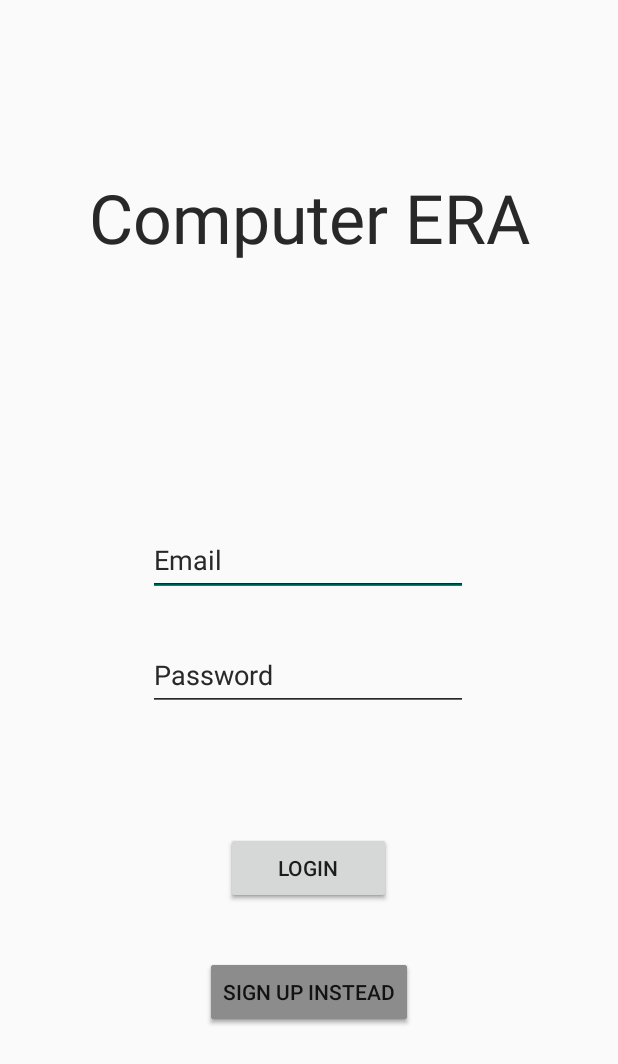
After one commit to nguyenthegiang/PRM392_Project_ShopOnline, an Android app: the layout activity_login.xml on its own in the app's theme, with its tools: preview values and no code run, on a phone screen of 412 x 824 dp. The commit adds this screen. Shown: the top 1064 px of the screen. Run offline under Robolectric (Android 15) with nearby library versions, the phone set to English and light mode, and no system bars.

Commit message:
Change Login to LoginActivity

```diff
--- a/app/src/main/AndroidManifest.xml
+++ b/app/src/main/AndroidManifest.xml
@@ -10,11 +10,7 @@
         android:supportsRtl="true"
         android:theme="@style/Theme.PRM392_Project">
         <activity
-            android:name=".SignUpActivity"
-            android:exported="true">
-        </activity>
-        <activity
-            android:name=".MainActivity"
+            android:name=".LoginActivity"
             android:exported="true">
             <intent-filter>
                 <action android:name="android.intent.action.MAIN" />
@@ -22,6 +18,13 @@
                 <category android:name="android.intent.category.LAUNCHER" />
             </intent-filter>
         </activity>
+        <activity
+            android:name=".SignUpActivity"
+            android:exported="true"></activity>
+        <activity
+            android:name=".MainActivity"
+            android:exported="true">
+        </activity>
     </application>
 
 </manifest>
--- /dev/null
+++ b/app/src/main/java/com/example/prm392_project/LoginActivity.java
@@ -0,0 +1,32 @@
+package com.example.prm392_project;
+
+import androidx.appcompat.app.AppCompatActivity;
+
+import android.content.Intent;
+import android.os.Bundle;
+import android.view.View;
+import android.widget.EditText;
+
+public class LoginActivity extends AppCompatActivity {
+    EditText editTextEmail;
+    EditText editTextPassword;
+
+    @Override
+    protected void onCreate(Bundle savedInstanceState) {
+        super.onCreate(savedInstanceState);
+        setContentView(R.layout.activity_login);
+
+        editTextEmail = findViewById(R.id.editTextEmail);
+        editTextPassword = findViewById(R.id.editTextPassword);
+    }
+
+    public void btnLoginClick(View view) {
+
+    }
+
+    public void btnSignUpInsteadClick(View view) {
+        //Change to SignUpActivity
+        Intent intent = new Intent(this, SignUpActivity.class);
+        startActivity(intent);
+    }
+}
--- a/app/src/main/java/com/example/prm392_project/SignUpActivity.java
+++ b/app/src/main/java/com/example/prm392_project/SignUpActivity.java
@@ -60,7 +60,7 @@ public class SignUpActivity extends AppCompatActivity {
                     if (task.isSuccessful()) {
                         //success: notify & go to Login Activity
                         Toast.makeText(SignUpActivity.this, "User registered", Toast.LENGTH_SHORT).show();
-                        Intent i = new Intent(SignUpActivity.this, MainActivity.class);
+                        Intent i = new Intent(SignUpActivity.this, LoginActivity.class);
                         startActivity(i);
                         //close this activity
                         finish();
@@ -75,7 +75,7 @@ public class SignUpActivity extends AppCompatActivity {
 
     public void btnLoginInsteadClick(View view) {
         //Change to MainActivity (Login)
-        Intent intent = new Intent(this, MainActivity.class);
+        Intent intent = new Intent(this, LoginActivity.class);
         startActivity(intent);
     }
 }
--- /dev/null
+++ b/app/src/main/res/layout/activity_login.xml
@@ -0,0 +1,154 @@
+<?xml version="1.0" encoding="utf-8"?>
+<androidx.constraintlayout.widget.ConstraintLayout xmlns:android="http://schemas.android.com/apk/res/android"
+    xmlns:app="http://schemas.android.com/apk/res-auto"
+    xmlns:tools="http://schemas.android.com/tools"
+    android:layout_width="match_parent"
+    android:layout_height="match_parent"
+    tools:context=".LoginActivity">
+
+    <androidx.constraintlayout.widget.ConstraintLayout
+        android:layout_width="match_parent"
+        android:layout_height="match_parent"
+        tools:context=".MainActivity">
+
+        <TextView
+            android:layout_width="wrap_content"
+            android:layout_height="wrap_content"
+            android:text="Computer ERA"
+            android:textAppearance="@style/TextAppearance.AppCompat.Display2"
+            app:layout_constraintBottom_toBottomOf="parent"
+            app:layout_constraintEnd_toEndOf="parent"
+            app:layout_constraintLeft_toLeftOf="parent"
+            app:layout_constraintRight_toRightOf="parent"
+            app:layout_constraintStart_toStartOf="parent"
+            app:layout_constraintTop_toTopOf="parent"
+            app:layout_constraintVertical_bias="0.15" />
+
+        <EditText
+            android:id="@+id/editTextEmail"
+            android:layout_width="wrap_content"
+            android:layout_height="wrap_content"
+            android:ems="10"
+            android:hint="Email"
+            android:inputType="textPersonName|textEmailSubject"
+            android:minHeight="48dp"
+            app:layout_constraintBottom_toBottomOf="parent"
+            app:layout_constraintEnd_toEndOf="parent"
+            app:layout_constraintHorizontal_bias="0.497"
+            app:layout_constraintStart_toStartOf="parent"
+            app:layout_constraintTop_toTopOf="parent"
+            app:layout_constraintVertical_bias="0.45" />
+
+        <EditText
+            android:id="@+id/editTextPassword"
+            android:layout_width="wrap_content"
+            android:layout_height="wrap_content"
+            android:ems="10"
+            android:hint="Password"
+            android:inputType="textPersonName|textPassword"
+            android:minHeight="48dp"
+            app:layout_constraintBottom_toBottomOf="parent"
+            app:layout_constraintEnd_toEndOf="parent"
+            app:layout_constraintHorizontal_bias="0.497"
+            app:layout_constraintStart_toStartOf="parent"
+            app:layout_constraintTop_toTopOf="parent"
+            app:layout_constraintVertical_bias="0.549" />
+
+        <Button
+            android:id="@+id/btnLogin"
+            android:layout_width="110dp"
+            android:layout_height="48dp"
+            android:onClick="btnLoginClick"
+            android:text="Login"
+            app:layout_constraintBottom_toBottomOf="parent"
+            app:layout_constraintEnd_toEndOf="parent"
+            app:layout_constraintHorizontal_bias="0.498"
+            app:layout_constraintStart_toStartOf="parent"
+            app:layout_constraintTop_toTopOf="parent"
+            app:layout_constraintVertical_bias="0.715" />
+
+        <Button
+            android:id="@+id/btnSignUp"
+            android:layout_width="wrap_content"
+            android:layout_height="wrap_content"
+            android:backgroundTint="#8C8C8C"
+            android:onClick="btnSignUpInsteadClick"
+            android:text="Sign up instead"
+            app:layout_constraintBottom_toBottomOf="parent"
+            app:layout_constraintEnd_toEndOf="parent"
+            app:layout_constraintStart_toStartOf="parent"
+            app:layout_constraintTop_toTopOf="parent"
+            app:layout_constraintVertical_bias="0.821" />
+
+    </androidx.constraintlayout.widget.ConstraintLayout>
+
+    <TextView
+        android:id="@+id/textView3"
+        android:layout_width="wrap_content"
+        android:layout_height="wrap_content"
+        android:text="Computer ERA"
+        android:textAppearance="@style/TextAppearance.AppCompat.Display2"
+        app:layout_constraintBottom_toBottomOf="parent"
+        app:layout_constraintEnd_toEndOf="parent"
+        app:layout_constraintLeft_toLeftOf="parent"
+        app:layout_constraintRight_toRightOf="parent"
+        app:layout_constraintStart_toStartOf="parent"
+        app:layout_constraintTop_toTopOf="parent"
+        app:layout_constraintVertical_bias="0.15" />
+
+    <EditText
+        android:id="@+id/editTextEmail"
+        android:layout_width="wrap_content"
+        android:layout_height="wrap_content"
+        android:ems="10"
+        android:hint="Email"
+        android:inputType="textPersonName|textEmailSubject"
+        android:minHeight="48dp"
+        app:layout_constraintBottom_toBottomOf="parent"
+        app:layout_constraintEnd_toEndOf="parent"
+        app:layout_constraintHorizontal_bias="0.497"
+        app:layout_constraintStart_toStartOf="parent"
+        app:layout_constraintTop_toTopOf="parent"
+        app:layout_constraintVertical_bias="0.45" />
+
+    <EditText
+        android:id="@+id/editTextPassword"
+        android:layout_width="wrap_content"
+        android:layout_height="wrap_content"
+        android:ems="10"
+        android:hint="Password"
+        android:inputType="textPersonName|textPassword"
+        android:minHeight="48dp"
+        app:layout_constraintBottom_toBottomOf="parent"
+        app:layout_constraintEnd_toEndOf="parent"
+        app:layout_constraintHorizontal_bias="0.497"
+        app:layout_constraintStart_toStartOf="parent"
+        app:layout_constraintTop_toTopOf="parent"
+        app:layout_constraintVertical_bias="0.549" />
+
+    <Button
+        android:id="@+id/btnLogin"
+        android:layout_width="110dp"
+        android:layout_height="48dp"
+        android:onClick="btnLoginClick"
+        android:text="Login"
+        app:layout_constraintBottom_toBottomOf="parent"
+        app:layout_constraintEnd_toEndOf="parent"
+        app:layout_constraintHorizontal_bias="0.498"
+        app:layout_constraintStart_toStartOf="parent"
+        app:layout_constraintTop_toTopOf="parent"
+        app:layout_constraintVertical_bias="0.715" />
+
+    <Button
+        android:id="@+id/btnSignUp"
+        android:layout_width="wrap_content"
+        android:layout_height="wrap_content"
+        android:backgroundTint="#8C8C8C"
+        android:onClick="btnSignUpInsteadClick"
+        android:text="Sign up instead"
+        app:layout_constraintBottom_toBottomOf="parent"
+        app:layout_constraintEnd_toEndOf="parent"
+        app:layout_constraintStart_toStartOf="parent"
+        app:layout_constraintTop_toTopOf="parent"
+        app:layout_constraintVertical_bias="0.821" />
+</androidx.constraintlayout.widget.ConstraintLayout>
--- a/app/src/main/res/layout/activity_main.xml
+++ b/app/src/main/res/layout/activity_main.xml
@@ -4,75 +4,4 @@
     xmlns:tools="http://schemas.android.com/tools"
     android:layout_width="match_parent"
     android:layout_height="match_parent"
-    tools:context=".MainActivity">
-
-    <TextView
-        android:layout_width="wrap_content"
-        android:layout_height="wrap_content"
-        android:text="Computer ERA"
-        android:textAppearance="@style/TextAppearance.AppCompat.Display2"
-        app:layout_constraintBottom_toBottomOf="parent"
-        app:layout_constraintEnd_toEndOf="parent"
-        app:layout_constraintLeft_toLeftOf="parent"
-        app:layout_constraintRight_toRightOf="parent"
-        app:layout_constraintStart_toStartOf="parent"
-        app:layout_constraintTop_toTopOf="parent"
-        app:layout_constraintVertical_bias="0.15" />
-
-    <EditText
-        android:id="@+id/editTextEmail"
-        android:layout_width="wrap_content"
-        android:layout_height="wrap_content"
-        android:ems="10"
-        android:hint="Email"
-        android:inputType="textPersonName|textEmailSubject"
-        android:minHeight="48dp"
-        app:layout_constraintBottom_toBottomOf="parent"
-        app:layout_constraintEnd_toEndOf="parent"
-        app:layout_constraintHorizontal_bias="0.497"
-        app:layout_constraintStart_toStartOf="parent"
-        app:layout_constraintTop_toTopOf="parent"
-        app:layout_constraintVertical_bias="0.45" />
-
-    <EditText
-        android:id="@+id/editTextPassword"
-        android:layout_width="wrap_content"
-        android:layout_height="wrap_content"
-        android:ems="10"
-        android:hint="Password"
-        android:inputType="textPersonName|textPassword"
-        android:minHeight="48dp"
-        app:layout_constraintBottom_toBottomOf="parent"
-        app:layout_constraintEnd_toEndOf="parent"
-        app:layout_constraintHorizontal_bias="0.497"
-        app:layout_constraintStart_toStartOf="parent"
-        app:layout_constraintTop_toTopOf="parent"
-        app:layout_constraintVertical_bias="0.549" />
-
-    <Button
-        android:id="@+id/btnLogin"
-        android:layout_width="110dp"
-        android:layout_height="48dp"
-        android:onClick="btnLoginClick"
-        android:text="Login"
-        app:layout_constraintBottom_toBottomOf="parent"
-        app:layout_constraintEnd_toEndOf="parent"
-        app:layout_constraintHorizontal_bias="0.498"
-        app:layout_constraintStart_toStartOf="parent"
-        app:layout_constraintTop_toTopOf="parent"
-        app:layout_constraintVertical_bias="0.715" />
-
-    <Button
-        android:id="@+id/btnSignUp"
-        android:layout_width="wrap_content"
-        android:layout_height="wrap_content"
-        android:backgroundTint="#8C8C8C"
-        android:onClick="btnSignUpInsteadClick"
-        android:text="Sign up instead"
-        app:layout_constraintBottom_toBottomOf="parent"
-        app:layout_constraintEnd_toEndOf="parent"
-        app:layout_constraintStart_toStartOf="parent"
-        app:layout_constraintTop_toTopOf="parent"
-        app:layout_constraintVertical_bias="0.821" />
-
-</androidx.constraintlayout.widget.ConstraintLayout>
+    tools:context=".MainActivity"/>
```
